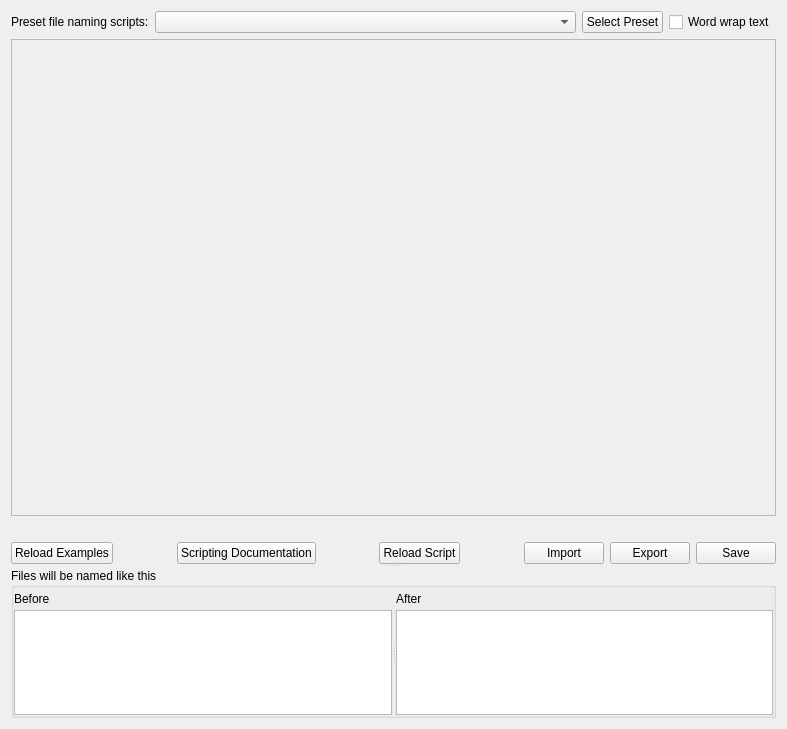
The window that ui/scripteditor.ui (metabrainz/picard) describes before a commit, drawn with Qt 5.
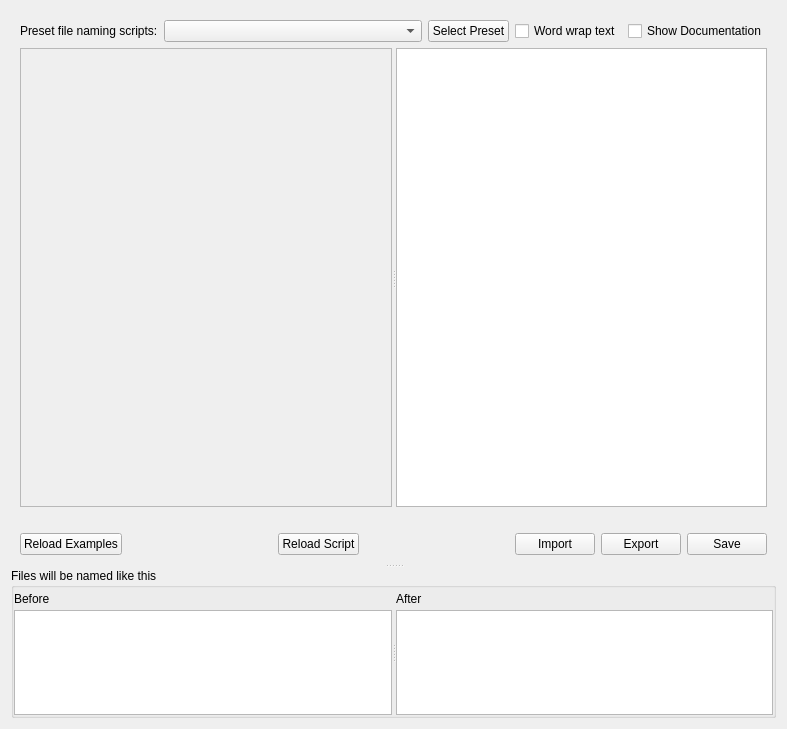
The same window after the commit. Custom widgets are drawn as their Qt base class.

Commit message: Add option to display scripting documentation on the editor screen

Patch:
```diff
--- a/ui/scripteditor.ui
+++ b/ui/scripteditor.ui
@@ -62,19 +62,7 @@
       <property name="frameShadow">
        <enum>QFrame::Raised</enum>
       </property>
-      <layout class="QVBoxLayout" name="verticalLayout_2">
-       <property name="leftMargin">
-        <number>0</number>
-       </property>
-       <property name="topMargin">
-        <number>0</number>
-       </property>
-       <property name="rightMargin">
-        <number>0</number>
-       </property>
-       <property name="bottomMargin">
-        <number>0</number>
-       </property>
+      <layout class="QVBoxLayout" name="verticalLayout_5">
        <item>
         <layout class="QHBoxLayout" name="horizontalLayout_2">
          <property name="bottomMargin">
@@ -135,9 +123,53 @@
            </property>
           </widget>
          </item>
+         <item>
+          <widget class="QCheckBox" name="show_documentation">
+           <property name="text">
+            <string>Show Documentation</string>
+           </property>
+          </widget>
+         </item>
         </layout>
        </item>
        <item>
+        <widget class="QFrame" name="frame">
+         <property name="sizePolicy">
+          <sizepolicy hsizetype="Preferred" vsizetype="MinimumExpanding">
+           <horstretch>0</horstretch>
+           <verstretch>0</verstretch>
+          </sizepolicy>
+         </property>
+         <property name="minimumSize">
+          <size>
+           <width>0</width>
+           <height>200</height>
+          </size>
+         </property>
+         <property name="frameShape">
+          <enum>QFrame::NoFrame</enum>
+         </property>
+         <property name="frameShadow">
+          <enum>QFrame::Raised</enum>
+         </property>
+         <layout class="QVBoxLayout" name="verticalLayout_2">
+          <property name="leftMargin">
+           <number>0</number>
+          </property>
+          <property name="topMargin">
+           <number>0</number>
+          </property>
+          <property name="rightMargin">
+           <number>0</number>
+          </property>
+          <property name="bottomMargin">
+           <number>0</number>
+          </property>
+          <item>
+           <widget class="QSplitter" name="splitter_4">
+            <property name="orientation">
+             <enum>Qt::Horizontal</enum>
+            </property>
         <widget class="ScriptTextEdit" name="file_naming_format">
          <property name="enabled">
           <bool>false</bool>
@@ -151,7 +183,7 @@
          <property name="minimumSize">
           <size>
            <width>0</width>
-           <height>200</height>
+               <height>50</height>
           </size>
          </property>
          <property name="cursor" stdset="0">
@@ -173,6 +205,21 @@
           <set>Qt::TextEditorInteraction</set>
          </property>
         </widget>
+            <widget class="QTextBrowser" name="textBrowser">
+             <property name="enabled">
+              <bool>true</bool>
+             </property>
+             <property name="minimumSize">
+              <size>
+               <width>0</width>
+               <height>0</height>
+              </size>
+             </property>
+            </widget>
+           </widget>
+          </item>
+         </layout>
+        </widget>
        </item>
        <item>
         <widget class="QLabel" name="renaming_error">
@@ -212,29 +259,6 @@
            </property>
           </spacer>
          </item>
-         <item>
-          <widget class="QPushButton" name="scripting_documentation_button">
-           <property name="toolTip">
-            <string>Display the scripting documentation in a new window</string>
-           </property>
-           <property name="text">
-            <string>Scripting Documentation</string>
-           </property>
-          </widget>
-         </item>
-         <item>
-          <spacer name="horizontalSpacer_2">
-           <property name="orientation">
-            <enum>Qt::Horizontal</enum>
-           </property>
-           <property name="sizeHint" stdset="0">
-            <size>
-             <width>40</width>
-             <height>20</height>
-            </size>
-           </property>
-          </spacer>
-         </item>
          <item>
           <widget class="QPushButton" name="file_naming_format_reload">
            <property name="toolTip">
@@ -432,6 +456,19 @@
     </widget>
    </item>
   </layout>
+  <widget class="QSplitter" name="splitter_3">
+   <property name="geometry">
+    <rect>
+     <x>0</x>
+     <y>0</y>
+     <width>100</width>
+     <height>30</height>
+    </rect>
+   </property>
+   <property name="orientation">
+    <enum>Qt::Horizontal</enum>
+   </property>
+  </widget>
  </widget>
  <customwidgets>
   <customwidget>
```
Lines whose indentation alone changed are shown as unchanged. The commit also changes 2 other files.
